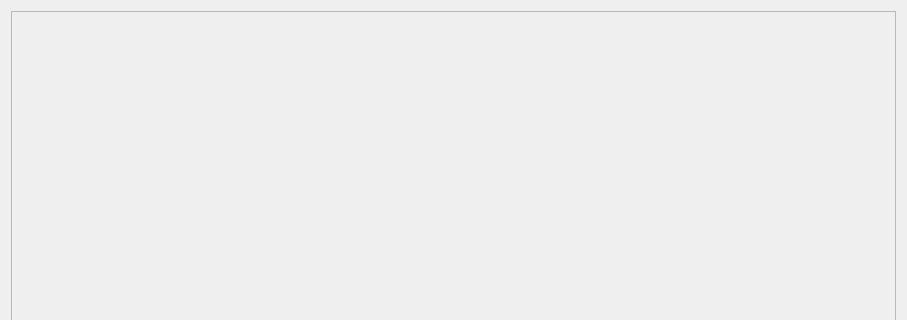
Old version of the form sr_gui_motor_resetter/uis/SrGuiMotorResetter.ui in the repository shadow-robot/sr-visualization; both pictures show x 0 to 907 and y 0 to 320 of the 907 by 670 pixel window.
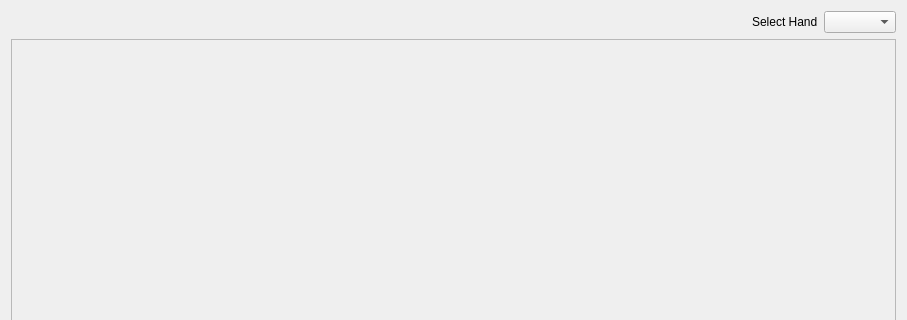
New version of the form.

Commit message: adding hand select combo box

The edit to the form file:
```diff
--- a/sr_gui_motor_resetter/uis/SrGuiMotorResetter.ui
+++ b/sr_gui_motor_resetter/uis/SrGuiMotorResetter.ui
@@ -18,7 +18,37 @@
   </property>
   <layout class="QGridLayout" name="gridLayout_2">
    <item row="0" column="0">
-    <layout class="QVBoxLayout" name="verticalLayout" stretch="0,0,0,0">
+    <layout class="QVBoxLayout" name="verticalLayout" stretch="0,0,0,0,0">
+     <item>
+      <layout class="QHBoxLayout" name="horizontalLayout">
+       <item>
+        <spacer name="horizontalSpacer">
+         <property name="orientation">
+          <enum>Qt::Horizontal</enum>
+         </property>
+         <property name="sizeType">
+          <enum>QSizePolicy::MinimumExpanding</enum>
+         </property>
+         <property name="sizeHint" stdset="0">
+          <size>
+           <width>40</width>
+           <height>20</height>
+          </size>
+         </property>
+        </spacer>
+       </item>
+       <item>
+        <widget class="QLabel" name="label">
+         <property name="text">
+          <string>Select Hand</string>
+         </property>
+        </widget>
+       </item>
+       <item>
+        <widget class="QComboBox" name="combo_choose_hand"/>
+       </item>
+      </layout>
+     </item>
      <item>
       <widget class="QFrame" name="motors_frame">
        <property name="frameShape">
```
